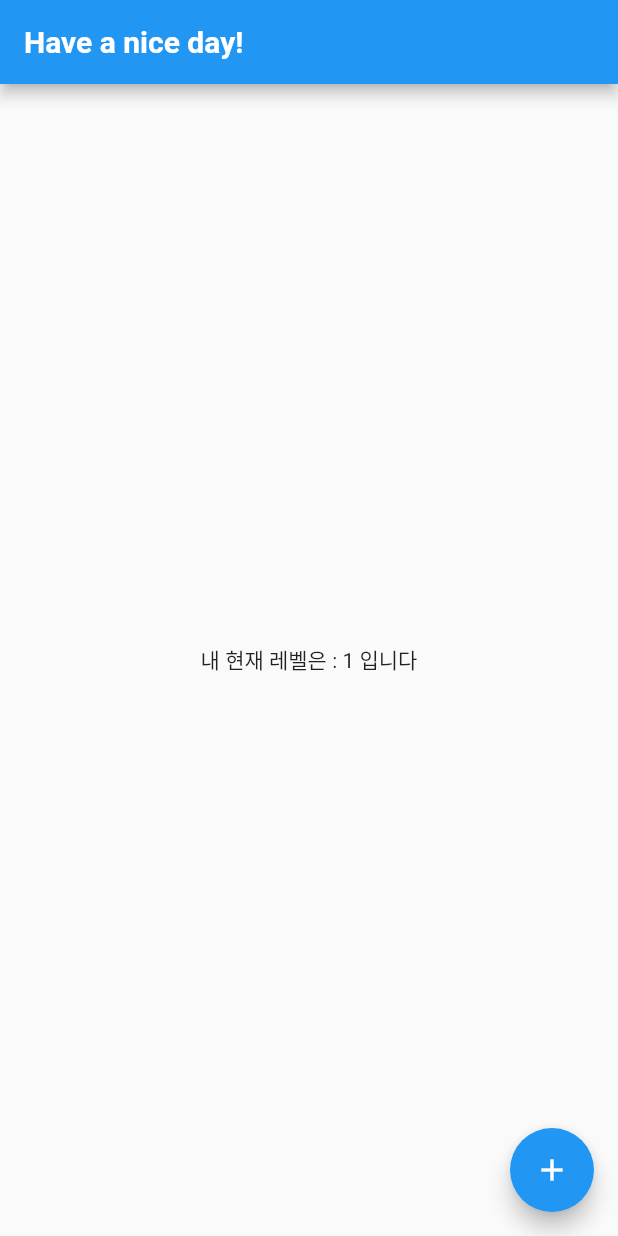
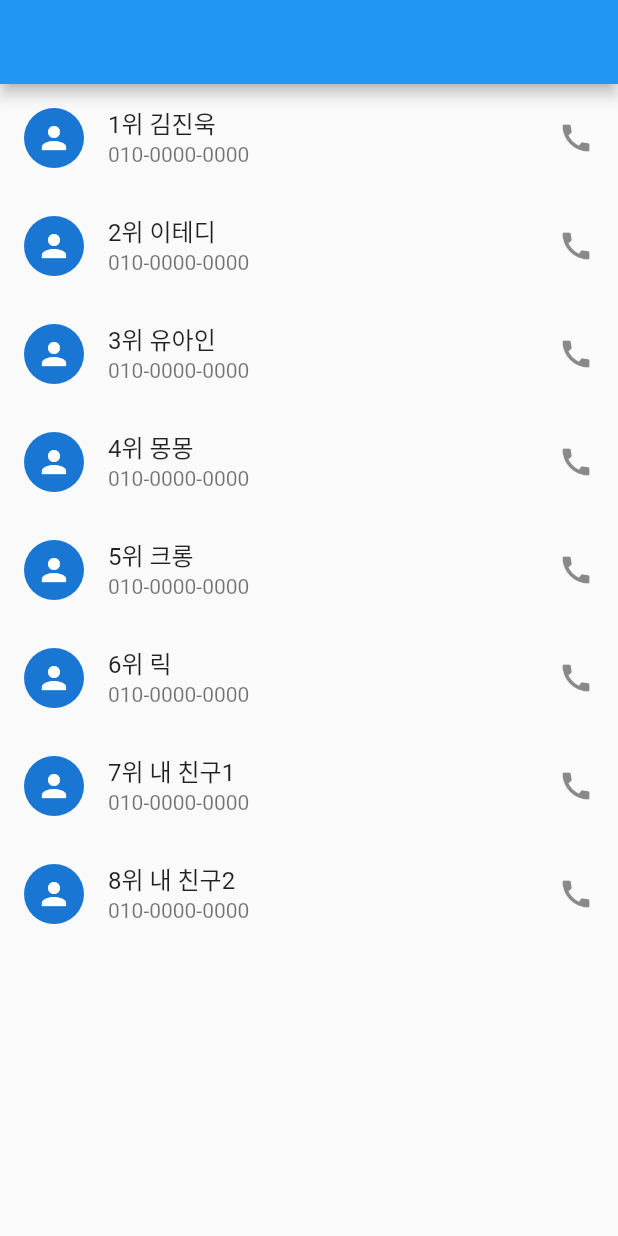
Before and after one commit to wlsdnr929/Flutter_sniperfactory, a Flutter app: the screen it shows after launch, on a phone screen of 412 x 824 dp. Run offline on Flutter 3.47's test engine with Material 2 defaults, Android fonts, the phone set to English and light mode, and no system bars; our stand-ins replace animate_do.

Commit message:
강의 2:05:00부터

```diff
--- a/list_and_stateless_statefule_widget_20221101/lib/main.dart
+++ b/list_and_stateless_statefule_widget_20221101/lib/main.dart
@@ -1,38 +1,30 @@
 import 'package:flutter/material.dart';
 
 void main() {
-  runApp(const MyApp());
+  runApp(MyApp());
 }
 
-class MyApp extends StatefulWidget {
+class MyApp extends StatelessWidget {
   const MyApp({super.key});
 
   @override
-  State<MyApp> createState() => _MyAppState();
-}
+  Widget build(BuildContext context) {
+    var names = ['김진욱', '이테디', '유아인', '몽몽', '크롱', '릭', '내 친구1', '내 친구2'];
 
-class _MyAppState extends State<MyApp> {
-  var myLevel = 1;
-
-  @override
-  Widget build(BuildContext context) {
-    print('빌드가 되었습니다 $myLevel');
     return MaterialApp(
       home: Scaffold(
-        appBar: AppBar(
-          title: Text(
-            'Have a nice day!',
-            style: TextStyle(fontWeight: FontWeight.bold),
-          ),
-        ),
-        body: Center(
-          child: Text('내 현재 레벨은 : $myLevel 입니다'),
-        ),
-        floatingActionButton: FloatingActionButton(
-          child: Icon(Icons.add),
-          onPressed: () {
-            myLevel += 1;
-            print('내 현재 레벨은 : $myLevel 입니다');
+        appBar: AppBar(),
+        body: ListView.builder(
+          itemCount: names.length, // 8
+          itemBuilder: (context, index) {
+            return ListTile(
+              title: Text('${index + 1}위 ${names[index]}'),
+              subtitle: Text('010-0000-0000'),
+              leading: CircleAvatar(
+                child: Icon(Icons.person),
+              ),
+              trailing: Icon(Icons.call),
+            );
           },
         ),
       ),
```
